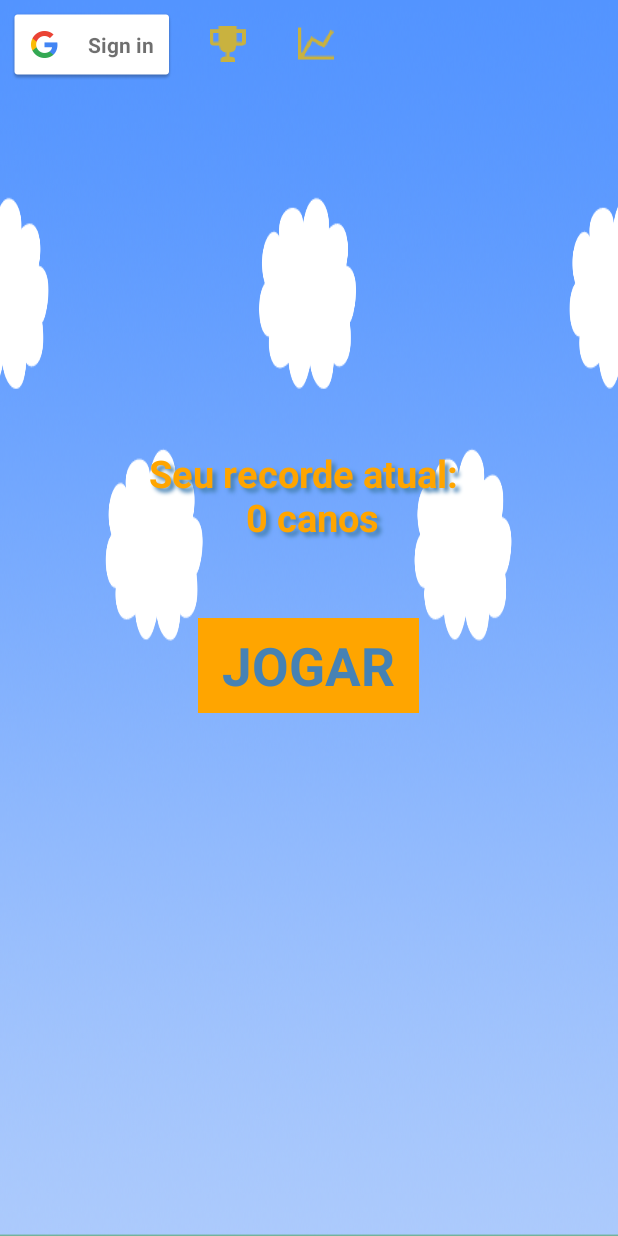
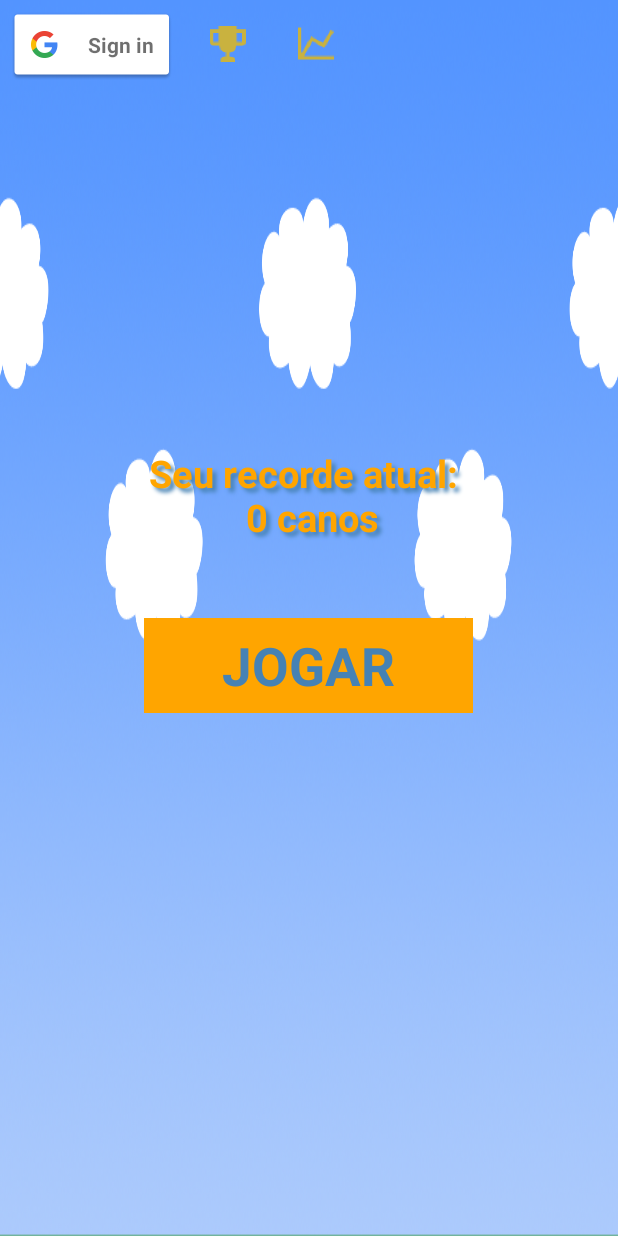
Before and after one commit to ezeqlabs/jumper, an Android app: the screen it shows after launch (BoasVindasActivity), on a phone screen of 412 x 824 dp. Run offline under Robolectric (Android 15) with nearby library versions, the phone set to English and light mode, and no system bars; our stand-ins replace AdMob; libraries missing offline, so code that uses them is left out: uk.co.deanwild; 7 statements that could not run were skipped.

Commit message:
Aumenta botão da tela inicial

```diff
--- a/app/src/main/res/layout/activity_boas_vindas.xml
+++ b/app/src/main/res/layout/activity_boas_vindas.xml
@@ -71,15 +71,14 @@
             android:shadowColor="#000000"
             android:shadowDx="1"
             android:shadowDy="1"
-            android:text="Jogar"
             android:textColor="#4682B4"
             android:textSize="35sp"
             android:textStyle="bold"
             android:background="#FFA500"
             android:paddingTop="8dp"
             android:paddingBottom="8dp"
-            android:paddingLeft="16dp"
-            android:paddingRight="16dp" />
+            android:paddingLeft="52dp"
+            android:paddingRight="52dp" />
 
     </LinearLayout>
 
```
